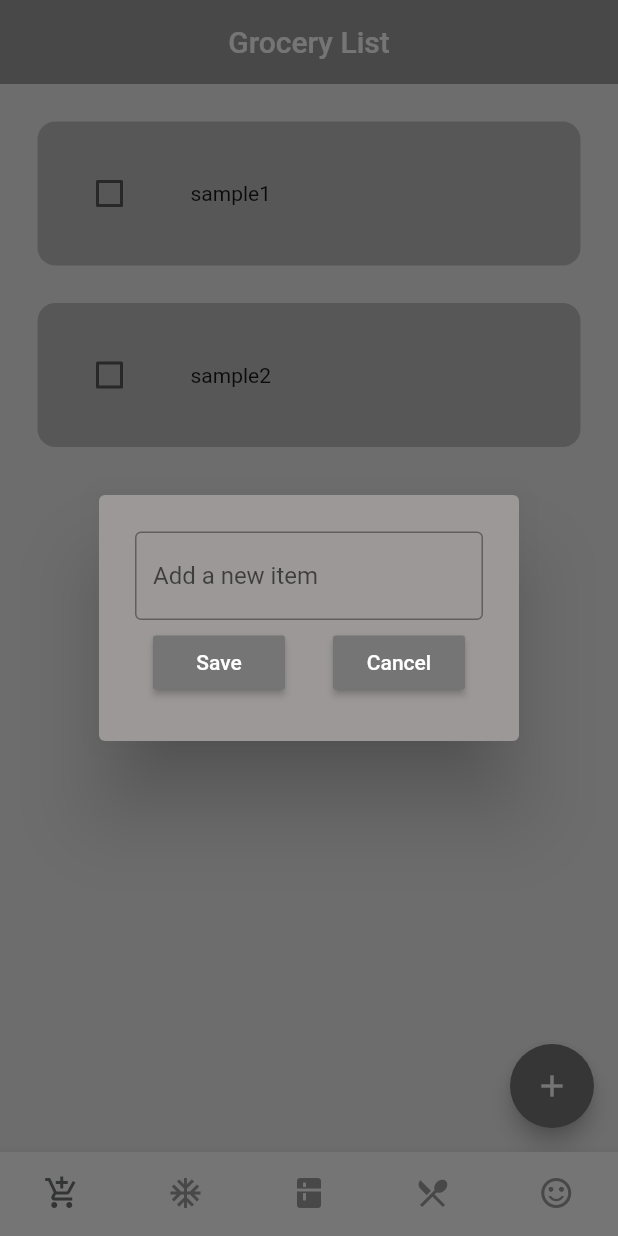
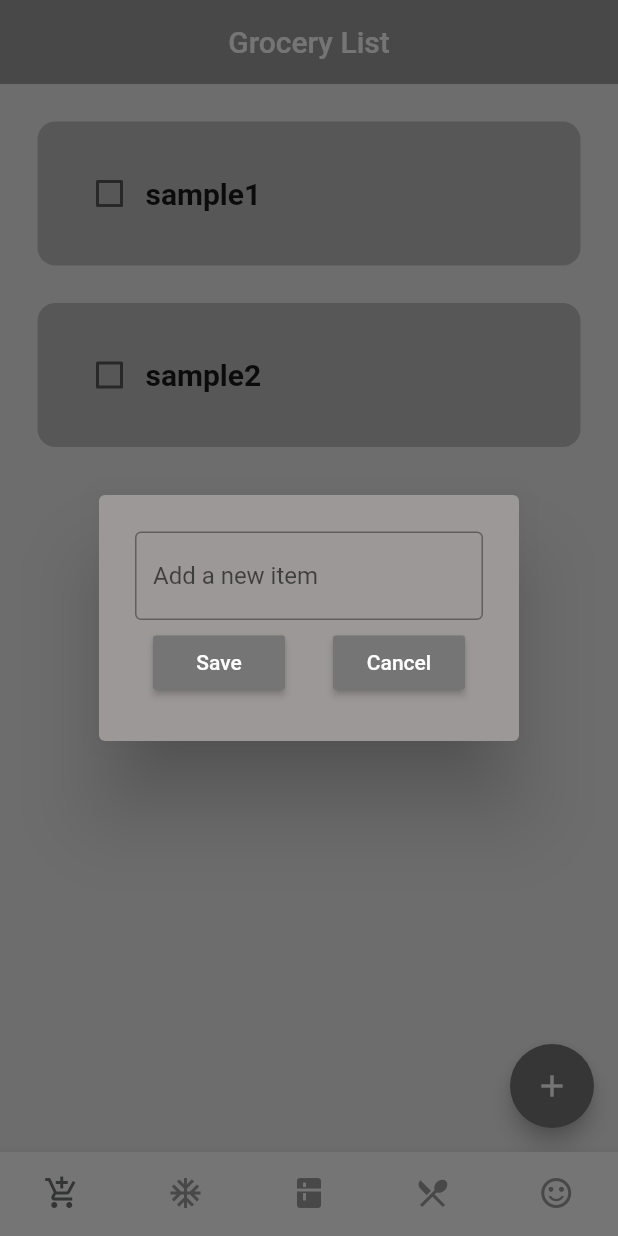
Before and after one commit to Choijh03/Refrigerator_App_Flutter, a Flutter app: the screen it shows after launch, after a tap on the "add" icon, on a phone screen of 412 x 824 dp. Run offline on Flutter 3.47's test engine with Material 2 defaults, Android fonts, the phone set to English and light mode, and no system bars; drawn by our look-alikes of flutter_slidable; our stand-ins replace hive_flutter; accounts and stored records are empty.

Commit message:
text style changed
text style changed

```diff
--- a/refrige_v1/lib/tiles/freezer_tile.dart
+++ b/refrige_v1/lib/tiles/freezer_tile.dart
@@ -47,9 +47,6 @@ class FreezerTile extends StatelessWidget {
                 onChanged: onChanged_Freezer,
                 activeColor: Colors.black,
               ),
-              const SizedBox(
-                width: 30,
-              ),
               //item name
               Text(
                 freezerName,
@@ -57,12 +54,20 @@ class FreezerTile extends StatelessWidget {
                   decoration: freezerCompleted
                       ? TextDecoration.lineThrough
                       : TextDecoration.none,
+                  fontSize: 15,
+                  fontWeight: FontWeight.bold,
                 ),
               ),
               const SizedBox(
-                width: 50,
+                width: 10,
               ),
-              Text(date_freezer),
+              Text(
+                date_freezer,
+                style: TextStyle(
+                  fontSize: 15,
+                  fontWeight: FontWeight.bold,
+                ),
+              ),
             ],
           ),
           decoration: BoxDecoration(
--- a/refrige_v1/lib/tiles/grocery_tile.dart
+++ b/refrige_v1/lib/tiles/grocery_tile.dart
@@ -49,15 +49,15 @@ class GroceryTile extends StatelessWidget {
                 onChanged: onChanged_Grocery,
                 activeColor: Colors.black,
               ),
-              const SizedBox(
-                width: 30,
-              ),
+
               Text(
                 groceryName,
                 style: TextStyle(
                   decoration: groceryCompleted
                       ? TextDecoration.lineThrough
                       : TextDecoration.none,
+                  fontSize: 20,
+                  fontWeight: FontWeight.bold,
                 ),
               ),
             ],
--- a/refrige_v1/lib/tiles/refrigerator_tile.dart
+++ b/refrige_v1/lib/tiles/refrigerator_tile.dart
@@ -47,9 +47,6 @@ class RefrigeratorTile extends StatelessWidget {
                 onChanged: onChanged_Refrigerator,
                 activeColor: Colors.black,
               ),
-              const SizedBox(
-                width: 30,
-              ),
               //item name
               Text(
                 refrigeratorName,
@@ -57,12 +54,20 @@ class RefrigeratorTile extends StatelessWidget {
                   decoration: refrigeratorCompleted
                       ? TextDecoration.lineThrough
                       : TextDecoration.none,
+                  fontSize: 15,
+                  fontWeight: FontWeight.bold,
                 ),
               ),
               const SizedBox(
-                width: 50,
+                width: 10,
               ),
-              Text(date_refrigerator),
+              Text(
+                date_refrigerator,
+                style: TextStyle(
+                  fontSize: 15,
+                  fontWeight: FontWeight.bold,
+                ),
+              ),
             ],
           ),
           decoration: BoxDecoration(
```
